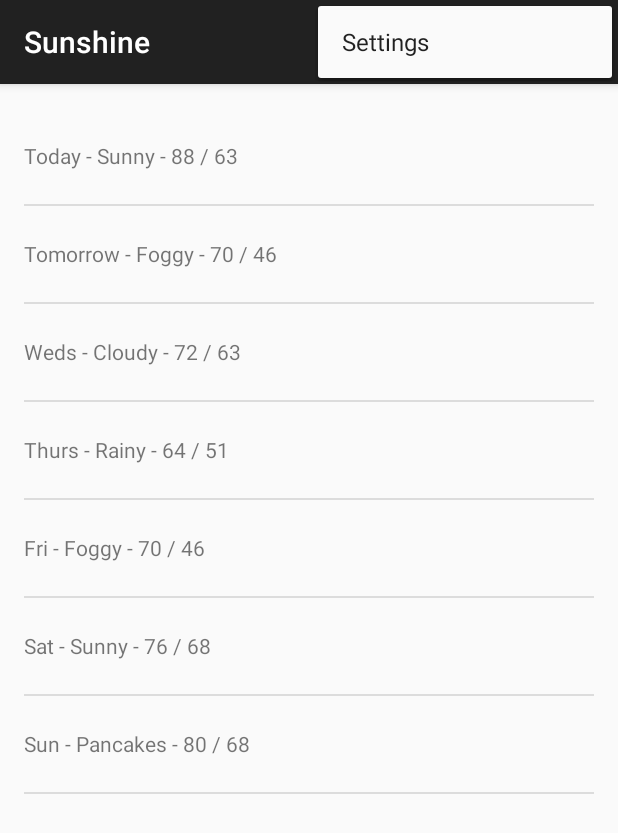
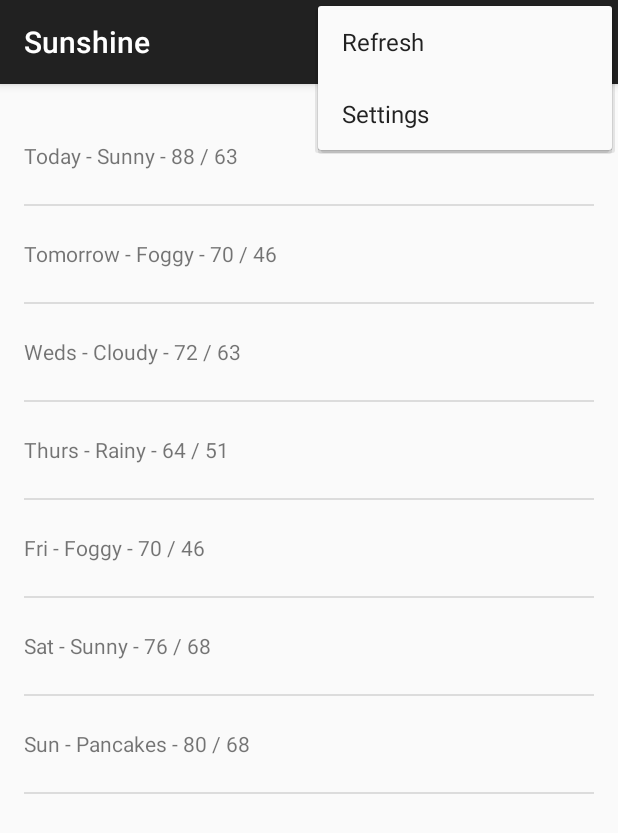
Before and after one commit to sgup/sunshine, an Android app: the screen it shows after launch (MainActivity), with the options menu open, on a phone screen of 412 x 824 dp. Shown: the top 833 px of the screen. Run offline under Robolectric (Android 15) with nearby library versions, the phone set to English and light mode, and no system bars.

```diff
--- a/app/src/main/AndroidManifest.xml
+++ b/app/src/main/AndroidManifest.xml
@@ -1,6 +1,9 @@
 <?xml version="1.0" encoding="utf-8"?>
 <manifest xmlns:android="http://schemas.android.com/apk/res/android"
     package="com.example.android.sunshine.app" >
+
+    <!-- Uses INTERNET permission to have network access -->
+    <uses-permission android:name="android.permission.INTERNET" />
 
     <application
         android:allowBackup="true"
@@ -18,4 +21,6 @@
         </activity>
     </application>
 
+
+
 </manifest>
--- /dev/null
+++ b/app/src/main/res/menu/forecastfragment.xml
@@ -0,0 +1,8 @@
+<?xml version="1.0" encoding="utf-8"?>
+
+<menu xmlns:android="http://schemas.android.com/apk/res/android"
+    xmlns:app="http://schemas.android.com/apk/res-auto">
+    <item android:id="@+id/action_refresh"
+        android:title="@string/action_refresh"
+        app:showAsAction="never" />
+</menu>
--- a/app/src/main/res/values/strings.xml
+++ b/app/src/main/res/values/strings.xml
@@ -5,4 +5,7 @@
     <string name="hello_world">Hello world!</string>
     <string name="action_settings">Settings</string>
 
+    <!-- Menu label to fetch updated weather info from the server -->
+    <string name="action_refresh" translatable="false">Refresh</string>
+
 </resources>
```
Also changed, not shown: app/src/main/java/com/example/android/sunshine/app/ForecastFragment.java (+52 -3 lines), 1 other file.
